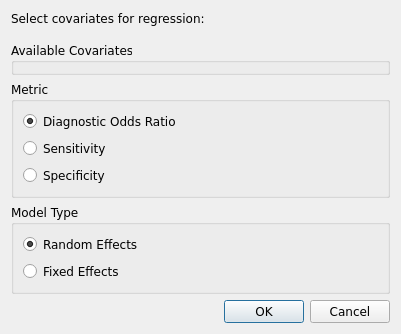
AliSalman-et-al/openmeta-analyst-community, file src/rc_metastudio/forms/cov_reg_dlg2.ui: the form before one commit.
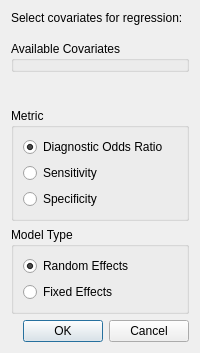
The form after the commit. Icons and pictures are not drawn.

Patch:
```diff
--- a/src/rc_metastudio/forms/cov_reg_dlg2.ui
+++ b/src/rc_metastudio/forms/cov_reg_dlg2.ui
@@ -2,19 +2,7 @@
 <ui version="4.0">
  <class>cov_reg_dialog</class>
  <widget class="QDialog" name="cov_reg_dialog">
-  <property name="geometry">
-   <rect>
-    <x>0</x>
-    <y>0</y>
-    <width>401</width>
-    <height>323</height>
-   </rect>
-  </property>
-  <property name="font">
-   <font>
-    <family>Verdana</family>
-   </font>
-  </property>
+  <property name="geometry"><rect><x>0</x><y>0</y><width>0</width><height>0</height></rect></property>
   <property name="windowTitle">
    <string>Select Covariates</string>
   </property>
@@ -24,6 +12,16 @@
   </property>
   <layout class="QVBoxLayout" name="verticalLayout">
    <item>
+    <widget class="QScrollArea" name="content_scroll_area">
+     <property name="frameShape"><enum>QFrame::NoFrame</enum></property>
+     <property name="widgetResizable"><bool>true</bool></property>
+     <widget class="QWidget" name="content_scroll_area_widget">
+      <layout class="QVBoxLayout" name="content_scroll_layout">
+       <property name="leftMargin"><number>0</number></property>
+       <property name="topMargin"><number>0</number></property>
+       <property name="rightMargin"><number>0</number></property>
+       <property name="bottomMargin"><number>0</number></property>
+       <item>
     <widget class="QLabel" name="label">
      <property name="text">
       <string>Select covariates for regression:</string>
@@ -128,13 +126,13 @@
      </layout>
     </widget>
    </item>
+       <item><spacer name="content_spacer"><property name="orientation"><enum>Qt::Vertical</enum></property><property name="sizeHint" stdset="0"><size><width>0</width><height>0</height></size></property></spacer></item>
+      </layout>
+     </widget>
+    </widget>
+   </item>
    <item>
     <widget class="QDialogButtonBox" name="buttonBox">
-     <property name="font">
-      <font>
-       <family>Verdana</family>
-      </font>
-     </property>
      <property name="orientation">
       <enum>Qt::Horizontal</enum>
      </property>
```
